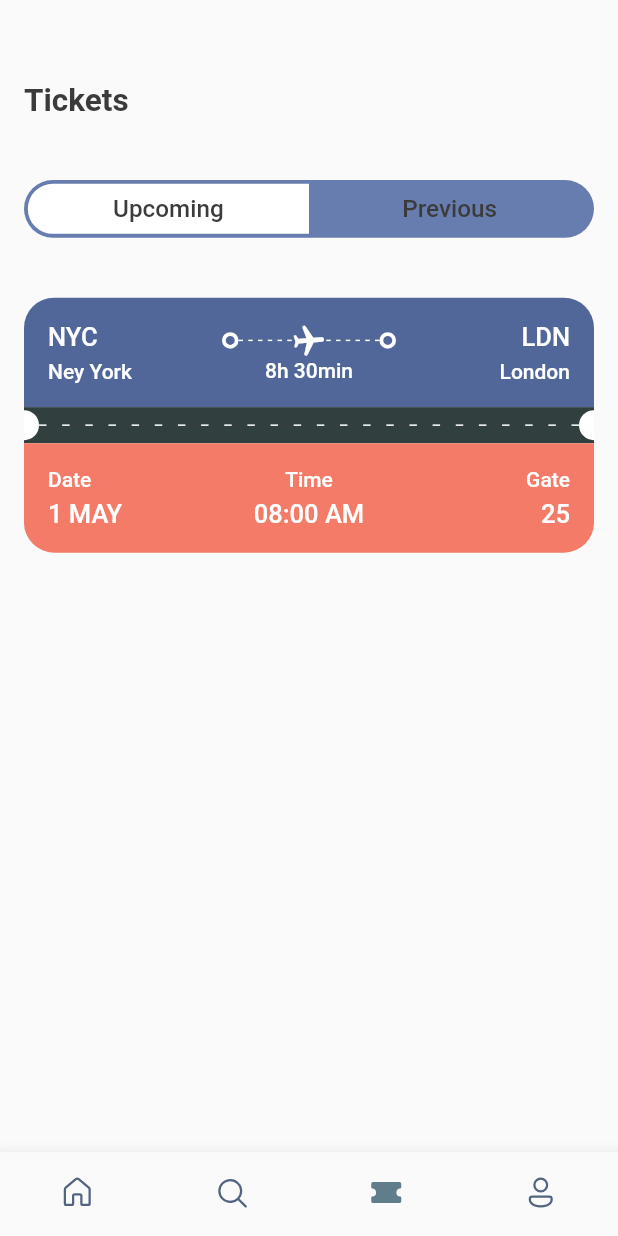
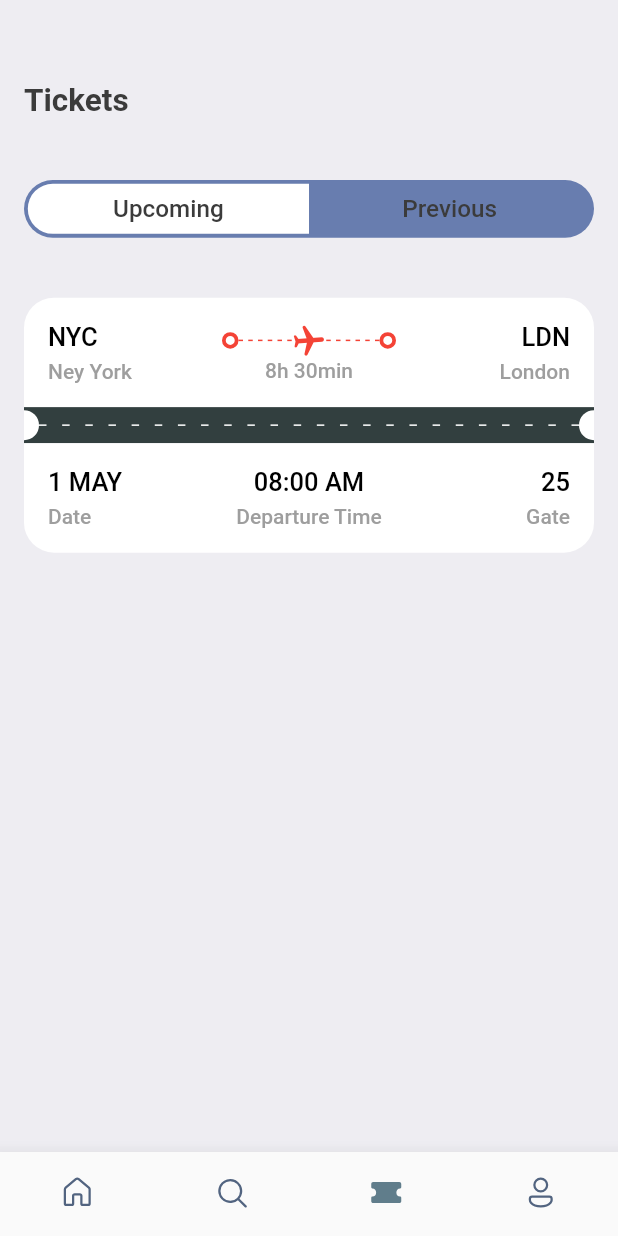
Before and after one commit to jeclauden/travel, a Flutter app: the screen it shows after launch, item 3 of the bottom bar chosen, on a phone screen of 412 x 824 dp. Run offline on Flutter 3.47's test engine with Material 2 defaults, Android fonts, the phone set to English and light mode, and no system bars; our stand-ins replace fluentui_icons, gap.

Commit message:
Refactor Code

```diff
--- a/lib/screens/search.dart
+++ b/lib/screens/search.dart
@@ -1,6 +1,5 @@
 import 'package:flutter/material.dart';
 import 'package:gap/gap.dart';
-import 'package:travel/utils/app_layout.dart';
 import 'package:travel/utils/app_styles.dart';
 import 'package:travel/widgets/app_tabs.dart';
 import 'package:travel/widgets/button.dart';
--- a/lib/screens/ticket_view.dart
+++ b/lib/screens/ticket_view.dart
@@ -6,7 +6,23 @@ import 'package:travel/widgets/ticket_top_section.dart';
 
 class TicketView extends StatelessWidget {
   final Map<String, dynamic> ticket;
-  const TicketView({Key? key, required this.ticket}) : super(key: key);
+  final Color? textColor_3;
+  final Color? textColor_4;
+  final Color? topGbColor;
+  final Color? middleGbColor;
+  final Color? bottomGbColor;
+  final Color? airplaneColor;
+
+  const TicketView({
+    Key? key,
+    required this.ticket,
+    this.textColor_3,
+    this.textColor_4,
+    this.topGbColor,
+    this.middleGbColor,
+    this.bottomGbColor,
+    this.airplaneColor,
+  }) : super(key: key);
 
   @override
   Widget build(BuildContext context) {
@@ -24,6 +40,10 @@ class TicketView extends StatelessWidget {
             departure: ticket["from"],
             destination: ticket["to"],
             duration: ticket["duration"]!,
+            textColor_3: textColor_3,
+            textColor_4: textColor_4,
+            bgColor: topGbColor,
+            airplaneColor: airplaneColor,
           ),
 
           /*
@@ -37,6 +57,9 @@ class TicketView extends StatelessWidget {
             depatureDate: ticket["departure_date"],
             depatureTime: ticket["departure_time"],
             gateNumber: ticket["gate"]!,
+            textColor_3: textColor_3,
+            textColor_4: textColor_4,
+            bgColor: bottomGbColor,
           ),
         ],
       ),
--- a/lib/utils/airplane.dart
+++ b/lib/utils/airplane.dart
@@ -4,25 +4,38 @@ import 'package:travel/widgets/thick_circle.dart';
 import 'dashes.dart';
 
 class Airplane extends StatelessWidget {
-  const Airplane({Key? key}) : super(key: key);
+  final Color? color;
+  const Airplane({
+    Key? key,
+    this.color,
+  }) : super(key: key);
 
   @override
   Widget build(BuildContext context) {
     return Stack(
       children: [
         Row(
-          children: const [
-            ThickCircle(),
-            Dashes(height: 1, width: 3, spacerFactor: 6),
-            ThickCircle(),
+          children: [
+            ThickCircle(
+              color: color,
+            ),
+            Dashes(
+              height: 1,
+              width: 3,
+              spacerFactor: 6,
+              color: color,
+            ),
+            ThickCircle(
+              color: color,
+            ),
           ],
         ),
         Center(
           child: Transform.rotate(
             angle: 1.5,
-            child: const Icon(
+            child: Icon(
               Icons.local_airport_rounded,
-              color: Colors.white,
+              color: color ?? Colors.white,
             ),
           ),
         )
--- a/lib/utils/app_styles.dart
+++ b/lib/utils/app_styles.dart
@@ -29,9 +29,8 @@ class Styles {
     fontWeight: FontWeight.bold,
   );
 
-  static TextStyle headLineStyle_3 = TextStyle(
+  static TextStyle headLineStyle_3 = const TextStyle(
     fontSize: 17,
-    color: Colors.grey.shade500,
     fontWeight: FontWeight.w500,
   );
 
--- a/lib/utils/dashes.dart
+++ b/lib/utils/dashes.dart
@@ -3,12 +3,14 @@ import 'package:flutter/material.dart';
 class Dashes extends StatelessWidget {
   final double height;
   final double width;
+  final Color? color;
   final int spacerFactor;
 
   const Dashes({
     required this.height,
     required this.width,
     required this.spacerFactor,
+    this.color,
     Key? key,
   }) : super(key: key);
 
@@ -30,8 +32,8 @@ class Dashes extends StatelessWidget {
               (index) => SizedBox(
                 width: width,
                 height: height,
-                child: const DecoratedBox(
-                  decoration: BoxDecoration(color: Colors.white),
+                child: DecoratedBox(
+                  decoration: BoxDecoration(color: color ?? Colors.white),
                 ),
               ),
             ),
--- a/lib/widgets/thick_circle.dart
+++ b/lib/widgets/thick_circle.dart
@@ -1,7 +1,11 @@
 import 'package:flutter/material.dart';
 
 class ThickCircle extends StatelessWidget {
-  const ThickCircle({Key? key}) : super(key: key);
+  final Color? color;
+  const ThickCircle({
+    Key? key,
+    this.color,
+  }) : super(key: key);
 
   @override
   Widget build(BuildContext context) {
@@ -11,7 +15,7 @@ class ThickCircle extends StatelessWidget {
         borderRadius: BorderRadius.circular(20),
         border: Border.all(
           width: 2.5,
-          color: Colors.white,
+          color: color ?? Colors.white,
         ),
       ),
     );
--- a/lib/widgets/ticket_bottom_section.dart
+++ b/lib/widgets/ticket_bottom_section.dart
@@ -6,20 +6,35 @@ class TicketBottonSection extends StatelessWidget {
   final String depatureDate;
   final String depatureTime;
   final int gateNumber;
+  final Color? textColor_3;
+  final Color? textColor_4;
 
-  const TicketBottonSection(
-      {Key? key,
-      required this.depatureDate,
-      required this.depatureTime,
-      required this.gateNumber})
-      : super(key: key);
+  final Color? bgColor;
+
+  const TicketBottonSection({
+    Key? key,
+    required this.depatureDate,
+    required this.depatureTime,
+    required this.gateNumber,
+    this.textColor_3,
+    this.textColor_4,
+    this.bgColor,
+  }) : super(key: key);
+
+  _getTextStyles(int headLine) {
+    if (headLine == 3) {
+      return Styles.headLineStyle_3
+          .copyWith(color: textColor_3 ?? Colors.white);
+    }
+    return Styles.headLineStyle_4.copyWith(color: textColor_4 ?? Colors.white);
+  }
 
   @override
   Widget build(BuildContext context) {
     return Container(
       padding: const EdgeInsets.all(16),
       decoration: BoxDecoration(
-        color: Styles.orangeColor,
+        color: bgColor ?? Styles.orangeColor,
         borderRadius: const BorderRadius.only(
           bottomLeft: Radius.circular(20),
           bottomRight: Radius.circular(20),
@@ -35,15 +50,13 @@ class TicketBottonSection extends StatelessWidget {
                   crossAxisAlignment: CrossAxisAlignment.start,
                   children: [
                     Text(
-                      "Date",
-                      style:
-                          Styles.headLineStyle_4.copyWith(color: Colors.white),
+                      depatureDate,
+                      style: _getTextStyles(3),
                     ),
                     const Gap(5),
                     Text(
-                      depatureDate,
-                      style:
-                          Styles.headLineStyle_3.copyWith(color: Colors.white),
+                      "Date",
+                      style: _getTextStyles(4),
                     ),
                   ],
                 ),
@@ -54,15 +67,13 @@ class TicketBottonSection extends StatelessWidget {
                   crossAxisAlignment: CrossAxisAlignment.center,
                   children: [
                     Text(
-                      "Time",
-                      style:
-                          Styles.headLineStyle_4.copyWith(color: Colors.white),
+                      depatureTime,
+                      style: _getTextStyles(3),
                     ),
                     const Gap(5),
                     Text(
-                      depatureTime,
-                      style:
-                          Styles.headLineStyle_3.copyWith(color: Colors.white),
+                      "Departure Time",
+                      style: _getTextStyles(4),
                     ),
                   ],
                 ),
@@ -73,15 +84,13 @@ class TicketBottonSection extends StatelessWidget {
                   crossAxisAlignment: CrossAxisAlignment.end,
                   children: [
                     Text(
-                      "Gate",
-                      style:
-                          Styles.headLineStyle_4.copyWith(color: Colors.white),
+                      gateNumber.toString(),
+                      style: _getTextStyles(3),
                     ),
                     const Gap(5),
                     Text(
-                      gateNumber.toString(),
-                      style:
-                          Styles.headLineStyle_3.copyWith(color: Colors.white),
+                      "Gate",
+                      style: _getTextStyles(4),
                     ),
                   ],
                 ),
--- a/lib/widgets/ticket_middle_section.dart
+++ b/lib/widgets/ticket_middle_section.dart
@@ -2,35 +2,39 @@ import 'package:flutter/material.dart';
 import '../utils/dashes.dart';
 
 class TicketMiddleSection extends StatelessWidget {
-  const TicketMiddleSection({Key? key}) : super(key: key);
+  final Color? sectionColor;
+  const TicketMiddleSection({
+    Key? key,
+    this.sectionColor,
+  }) : super(key: key);
 
   @override
   Widget build(BuildContext context) {
     return Container(
       color: const Color.fromARGB(255, 50, 63, 63),
       child: Row(
-        children: const [
+        children: [
           SizedBox(
             height: 20,
             width: 10,
             child: DecoratedBox(
               decoration: BoxDecoration(
-                color: Colors.white,
-                borderRadius: BorderRadius.only(
+                color: sectionColor ?? Colors.white,
+                borderRadius: const BorderRadius.only(
                   topRight: Radius.circular(10),
                   bottomRight: Radius.circular(10),
                 ),
               ),
             ),
           ),
-          Dashes(height: 1, width: 5, spacerFactor: 15),
+          const Dashes(height: 1, width: 5, spacerFactor: 15),
           SizedBox(
             height: 20,
             width: 10,
             child: DecoratedBox(
               decoration: BoxDecoration(
-                color: Colors.white,
-                borderRadius: BorderRadius.only(
+                color: sectionColor ?? Colors.white,
+                borderRadius: const BorderRadius.only(
                   topLeft: Radius.circular(10),
                   bottomLeft: Radius.circular(10),
                 ),
--- a/lib/widgets/ticket_screen.dart
+++ b/lib/widgets/ticket_screen.dart
@@ -1,7 +1,6 @@
 import 'package:flutter/material.dart';
 import 'package:gap/gap.dart';
 import 'package:travel/screens/ticket_view.dart';
-import 'package:travel/utils/app_layout.dart';
 import 'package:travel/utils/app_styles.dart';
 import 'package:travel/utils/data.dart';
 import 'package:travel/widgets/app_tabs.dart';
@@ -11,8 +10,8 @@ class TicketScreen extends StatelessWidget {
 
   @override
   Widget build(BuildContext context) {
-    final size = AppLayout.getSize(context);
     return Scaffold(
+      backgroundColor: Styles.bgColor,
       body: Stack(
         children: [
           ListView(
@@ -29,9 +28,13 @@ class TicketScreen extends StatelessWidget {
               const Gap(40),
               const AppTabs(firstTab: "Upcoming", secondTab: "Previous"),
               const Gap(40),
-              Container(
-                // padding: const EdgeInsets.only(left: 16),
-                child: TicketView(ticket: tickets[0]),
+              TicketView(
+                ticket: tickets[0],
+                topGbColor: Colors.white,
+                bottomGbColor: Colors.white,
+                textColor_3: Colors.black,
+                textColor_4: Colors.grey,
+                airplaneColor: Colors.red,
               ),
             ],
           ),
--- a/lib/widgets/ticket_top_section.dart
+++ b/lib/widgets/ticket_top_section.dart
@@ -7,20 +7,37 @@ class TicketTopSection extends StatelessWidget {
   final Map<String, dynamic> departure;
   final Map<String, dynamic> destination;
   final String duration;
+  final Color? textColor_3;
+  final Color? textColor_4;
 
-  const TicketTopSection(
-      {Key? key,
-      required this.departure,
-      required this.destination,
-      required this.duration})
-      : super(key: key);
+  final Color? bgColor;
+  final Color? airplaneColor;
+
+  const TicketTopSection({
+    Key? key,
+    required this.departure,
+    required this.destination,
+    required this.duration,
+    this.textColor_3,
+    this.textColor_4,
+    this.bgColor,
+    this.airplaneColor,
+  }) : super(key: key);
+
+  _getTextStyles(int headLine) {
+    if (headLine == 3) {
+      return Styles.headLineStyle_3
+          .copyWith(color: textColor_3 ?? Colors.white);
+    }
+    return Styles.headLineStyle_4.copyWith(color: textColor_4 ?? Colors.white);
+  }
 
   @override
   Widget build(BuildContext context) {
     return Container(
       padding: const EdgeInsets.all(16),
       decoration: BoxDecoration(
-        color: Styles.greyColor,
+        color: bgColor ?? Styles.greyColor,
         borderRadius: const BorderRadius.only(
           topLeft: Radius.circular(20),
           topRight: Radius.circular(20),
@@ -37,14 +54,12 @@ class TicketTopSection extends StatelessWidget {
                   children: [
                     Text(
                       departure["code"]!,
-                      style:
-                          Styles.headLineStyle_3.copyWith(color: Colors.white),
+                      style: _getTextStyles(3),
                     ),
                     const Gap(5),
                     Text(
                       departure["name"]!,
-                      style:
-                          Styles.headLineStyle_4.copyWith(color: Colors.white),
+                      style: _getTextStyles(4),
                     ),
                   ],
                 ),
@@ -54,11 +69,12 @@ class TicketTopSection extends StatelessWidget {
                 child: Column(
                   crossAxisAlignment: CrossAxisAlignment.center,
                   children: [
-                    const Airplane(),
+                    Airplane(
+                      color: airplaneColor,
+                    ),
                     Text(
                       duration,
-                      style:
-                          Styles.headLineStyle_4.copyWith(color: Colors.white),
+                      style: _getTextStyles(4),
                     ),
                   ],
                 ),
@@ -70,14 +86,12 @@ class TicketTopSection extends StatelessWidget {
                   children: [
                     Text(
                       destination["code"]!,
-                      style:
-                          Styles.headLineStyle_3.copyWith(color: Colors.white),
+                      style: _getTextStyles(3),
                     ),
                     const Gap(5),
                     Text(
                       destination["name"]!,
-                      style:
-                          Styles.headLineStyle_4.copyWith(color: Colors.white),
+                      style: _getTextStyles(4),
                     ),
                   ],
                 ),
```
